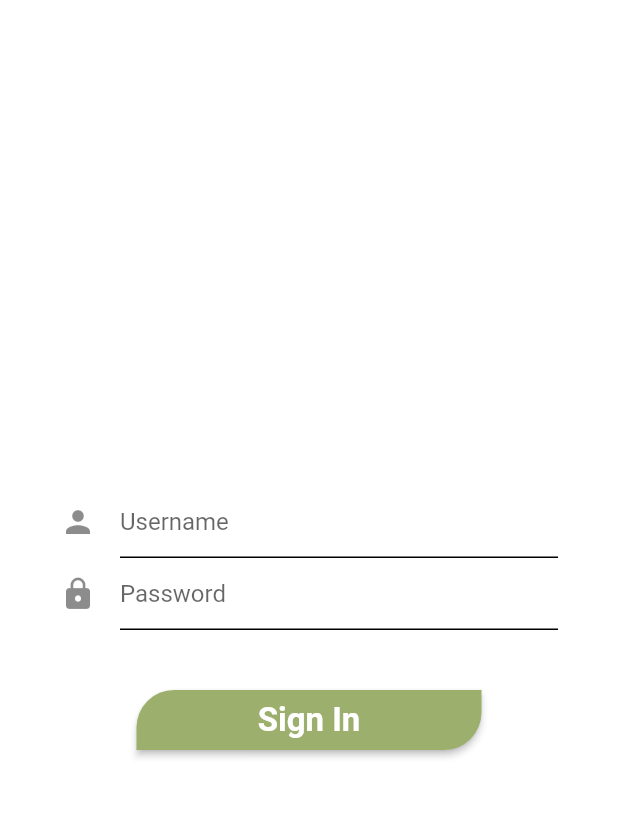
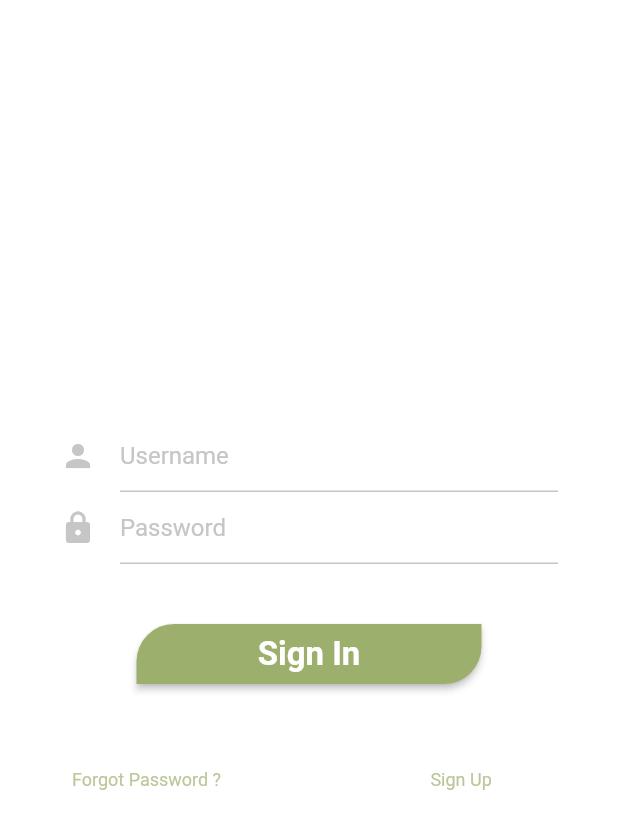
Before and after one commit to 92Andy/my_plant, a Flutter app: the screen it shows after launch, on a phone screen of 412 x 824 dp. Shown: the top 829 px of the screen. Run offline on Flutter 3.47's test engine with Material 2 defaults, Android fonts, the phone set to English and light mode, and no system bars.

Commit message:
#4: Login page login interface completed

```diff
--- a/lib/login/login_page.dart
+++ b/lib/login/login_page.dart
@@ -1,4 +1,5 @@
 import 'package:flutter/material.dart';
+import 'package:my_plant/constants/my_plant_colors.dart';
 import 'package:my_plant/login/widgets/login_button.dart';
 
 class LoginPage extends StatelessWidget {
@@ -11,35 +12,100 @@ class LoginPage extends StatelessWidget {
         child: Column(
           mainAxisAlignment: MainAxisAlignment.center,
           crossAxisAlignment: CrossAxisAlignment.center,
+          // ignore: prefer_const_literals_to_create_immutables
           children: [
-            const Padding(
-              padding: EdgeInsets.fromLTRB(40, 0, 40, 0),
+            Padding(
+              padding: const EdgeInsets.fromLTRB(40, 0, 40, 0),
               child: TextField(
                 obscureText: true,
                 decoration: InputDecoration(
-                  icon: Icon(Icons.person),
+                  icon: const Icon(
+                    Icons.person,
+                    color: Color(0xffc6c6c6),
+                  ),
                   hintText: 'Username',
-                  enabledBorder: UnderlineInputBorder(),
+                  hintStyle: const TextStyle(
+                    color: Color(0xffc6c6c6),
+                  ),
+                  enabledBorder: myUnderlineBorder(),
                 ),
               ),
             ),
-            const Padding(
-              padding: EdgeInsets.fromLTRB(40, 0, 40, 40),
+            Padding(
+              padding: const EdgeInsets.fromLTRB(40, 0, 40, 40),
               child: TextField(
                 obscureText: true,
                 decoration: InputDecoration(
-                  icon: Icon(Icons.lock),
+                  icon: const Icon(
+                    Icons.lock,
+                    color: Color(0xffc6c6c6),
+                  ),
                   hintText: 'Password',
-                  enabledBorder: UnderlineInputBorder(),
+                  hintStyle: const TextStyle(
+                    color: Color(0xffc6c6c6),
+                  ),
+                  enabledBorder: myUnderlineBorder(),
                 ),
               ),
             ),
             LoginButton(
               onLoginClicked: () {},
             ),
+            Padding(
+              padding: const EdgeInsets.fromLTRB(
+                40,
+                40,
+                20,
+                0,
+              ),
+              child: Row(
+                children: [
+                  Padding(
+                    padding: const EdgeInsets.only(
+                      right: 60,
+                    ),
+                    child: TextButton(
+                      onPressed: () {},
+                      child: Text(
+                        'Forgot Password ?',
+                        style: TextStyle(
+                          fontSize: 12,
+                          fontWeight: FontWeight.normal,
+                          color: MyPlantColors.greenSmoke.withOpacity(.7),
+                        ),
+                      ),
+                    ),
+                  ),
+                  Padding(
+                    padding: const EdgeInsets.only(
+                      left: 60,
+                    ),
+                    child: TextButton(
+                      onPressed: () {},
+                      child: Text(
+                        'Sign Up',
+                        style: TextStyle(
+                          fontSize: 12,
+                          fontWeight: FontWeight.normal,
+                          color: MyPlantColors.greenSmoke.withOpacity(.7),
+                        ),
+                      ),
+                    ),
+                  ),
+                ],
+              ),
+            ),
           ],
         ),
       ),
     );
   }
+
+  UnderlineInputBorder myUnderlineBorder() {
+    return const UnderlineInputBorder(
+      borderSide: BorderSide(
+        color: Color(0xffc6c6c6),
+      ),
+    );
+  }
 }
```
